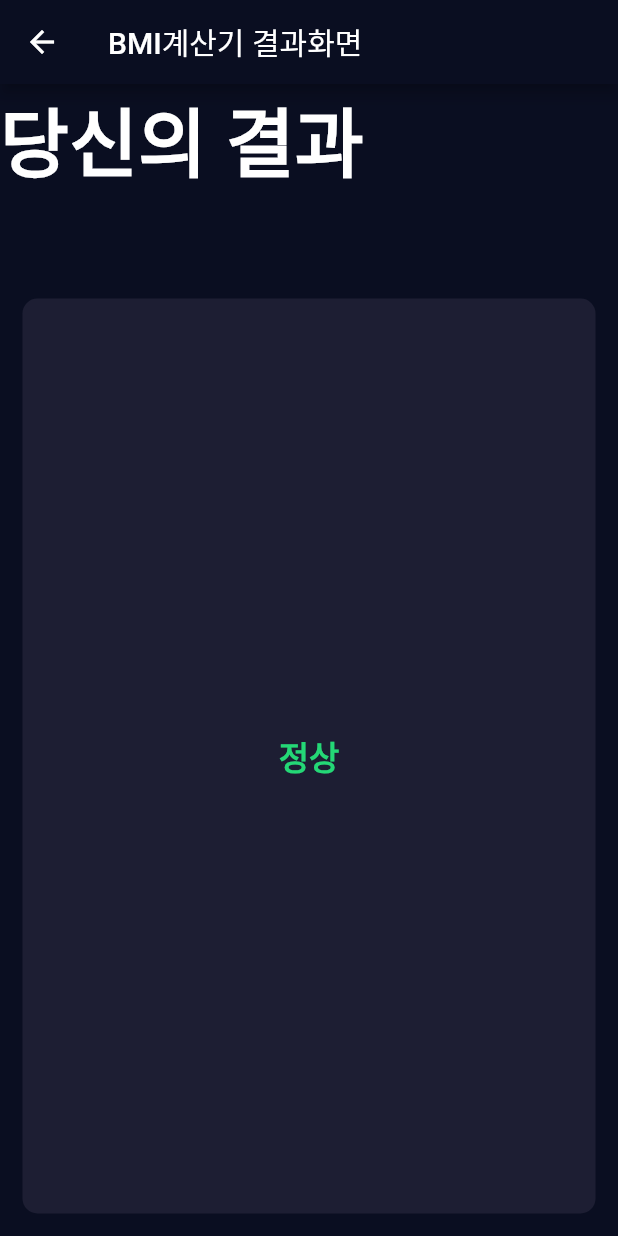
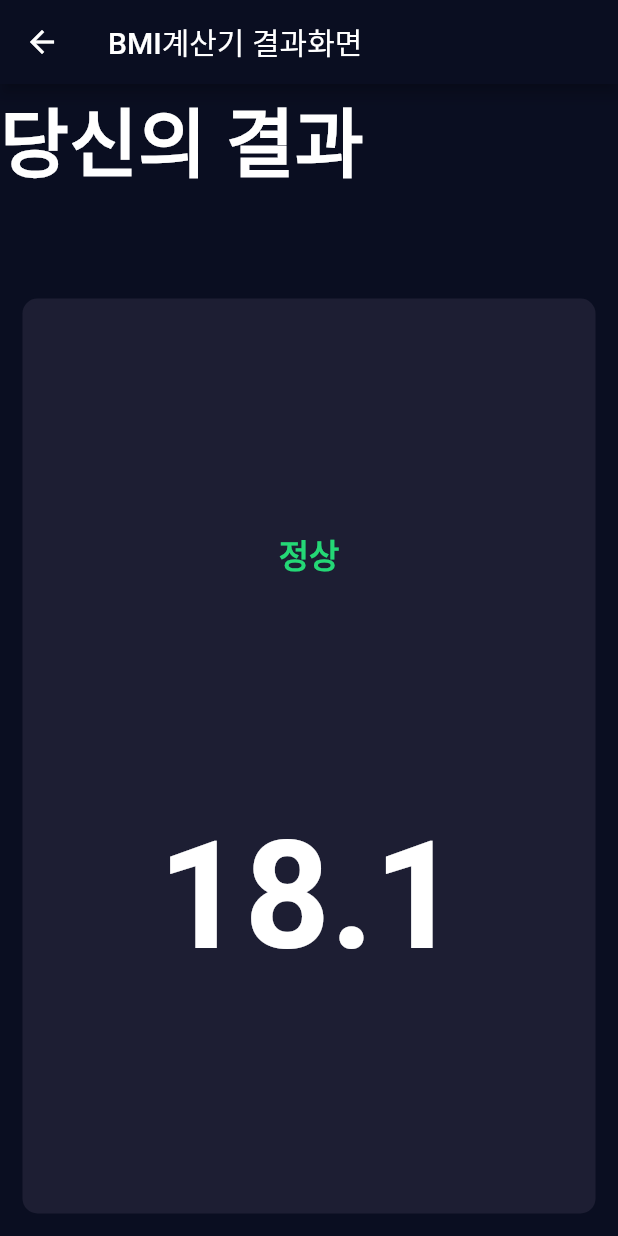
Before and after one commit to angre-kim/bmi_0110_0116, a Flutter app: the ResultsPage screen opened directly, on a phone screen of 412 x 824 dp. Run offline on Flutter 3.47's test engine with Material 2 defaults, Android fonts, the phone set to English and light mode, and no system bars; our stand-ins replace font_awesome_flutter.

Commit message:
126강-result page UI-BMI 수치 디스플레이

```diff
--- a/lib/constants.dart
+++ b/lib/constants.dart
@@ -23,3 +23,8 @@ const kResultTextStyle = TextStyle(
   fontSize: 22.0,
   fontWeight: FontWeight.bold,
   );
+
+const kBMITextStyle = TextStyle(
+  fontSize: 100.0,
+  fontWeight: FontWeight.bold,
+);
--- a/lib/result_page.dart
+++ b/lib/result_page.dart
@@ -34,7 +34,11 @@ class ResultsPage extends StatelessWidget {
                   Text(
                     '정상',
                     style: kResultTextStyle,
-                  )
+                                      ),
+                  Text(
+                    '18.1',
+                    style: kBMITextStyle,
+                  ),
                 ],
               ),
             ),
```
